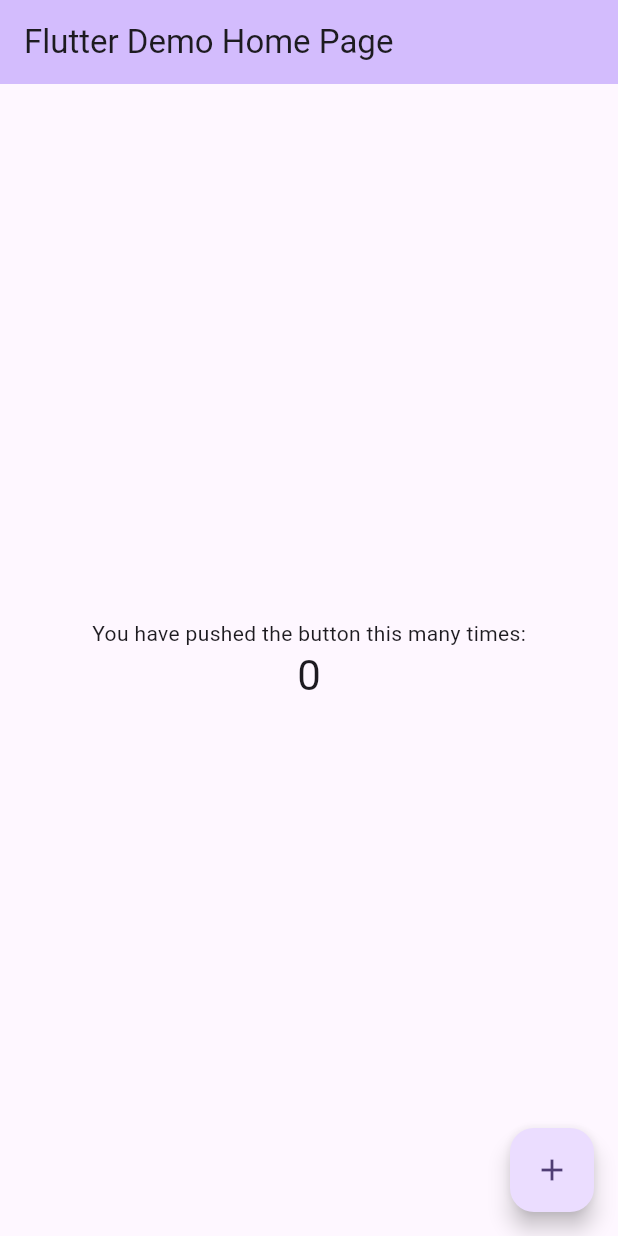
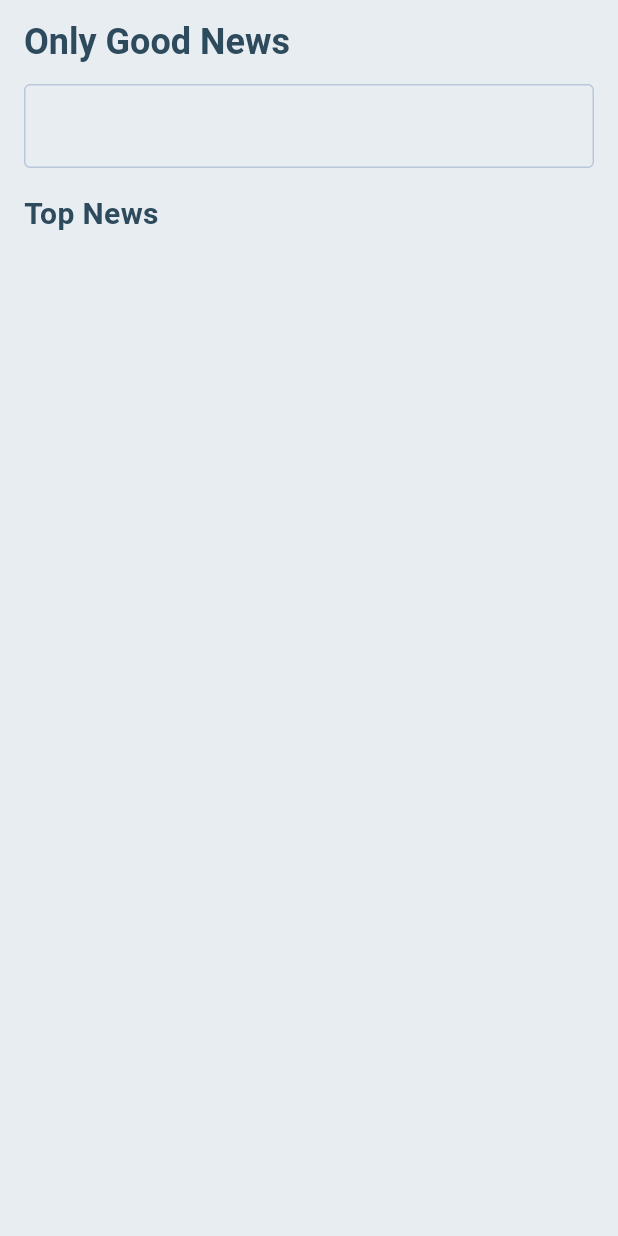
Before and after one commit to amostori/only_good_news, a Flutter app: the screen it shows after launch, on a phone screen of 412 x 824 dp. Run offline on Flutter 3.47's test engine with Material 2 defaults, Android fonts, the phone set to English and light mode, and no system bars.

Commit message:
palette done. start building homePage

```diff
--- /dev/null
+++ b/lib/core/constants/palette.dart
@@ -0,0 +1,9 @@
+import 'package:flutter/material.dart';
+
+class Palette {
+  static const Color background = Color(0xffE8EDF2);
+  static const Color lightGrey = Color(0xffB8C7D9);
+  static const Color navyBlue = Color(0xff0A1016);
+  static const Color grey = Color(0xff9EACC0);
+  static const Color deepBlue = Color(0xff2E4B5D);
+}
--- /dev/null
+++ b/lib/features/show_news/presentation/pages/home_page.dart
@@ -0,0 +1,51 @@
+import 'package:flutter/material.dart';
+import 'package:only_good_news/core/constants/palette.dart';
+
+class HomePage extends StatelessWidget {
+  const HomePage({Key? key}) : super(key: key);
+
+  @override
+  Widget build(BuildContext context) {
+    return Scaffold(
+      backgroundColor: Palette.background,
+      appBar: AppBar(
+        backgroundColor: Palette.background,
+        title: const Text(
+          'Only Good News',
+          style: TextStyle(
+              fontSize: 24,
+              fontWeight: FontWeight.bold,
+              color: Palette.deepBlue),
+        ),
+      ),
+      body: const Padding(
+        padding: EdgeInsets.symmetric(horizontal: 16.0),
+        child: Column(
+          mainAxisSize: MainAxisSize.max,
+          crossAxisAlignment: CrossAxisAlignment.start,
+          children: [
+            TextField(
+              cursorColor: Palette.deepBlue,
+              decoration: InputDecoration(
+                  enabledBorder: OutlineInputBorder(
+                    borderSide: BorderSide(width: 1, color: Palette.lightGrey),
+                  ),
+                  focusedBorder: OutlineInputBorder(
+                      borderSide:
+                          BorderSide(width: 2, color: Palette.deepBlue))),
+            ),
+            SizedBox(height: 16),
+            Text(
+              'Top News',
+              style: TextStyle(
+                fontWeight: FontWeight.bold,
+                color: Palette.deepBlue,
+                fontSize: 20,
+              ),
+            ),
+          ],
+        ),
+      ),
+    );
+  }
+}
--- a/lib/main.dart
+++ b/lib/main.dart
@@ -1,4 +1,6 @@
 import 'package:flutter/material.dart';
+
+import 'features/show_news/presentation/pages/home_page.dart';
 
 void main() {
   runApp(const MyApp());
@@ -31,95 +33,7 @@ class MyApp extends StatelessWidget {
         colorScheme: ColorScheme.fromSeed(seedColor: Colors.deepPurple),
         useMaterial3: true,
       ),
-      home: const MyHomePage(title: 'Flutter Demo Home Page'),
+      home: const HomePage(),
     );
   }
 }
-
-class MyHomePage extends StatefulWidget {
-  const MyHomePage({super.key, required this.title});
-
-  // This widget is the home page of your application. It is stateful, meaning
-  // that it has a State object (defined below) that contains fields that affect
-  // how it looks.
-
-  // This class is the configuration for the state. It holds the values (in this
-  // case the title) provided by the parent (in this case the App widget) and
-  // used by the build method of the State. Fields in a Widget subclass are
-  // always marked "final".
-
-  final String title;
-
-  @override
-  State<MyHomePage> createState() => _MyHomePageState();
-}
-
-class _MyHomePageState extends State<MyHomePage> {
-  int _counter = 0;
-
-  void _incrementCounter() {
-    setState(() {
-      // This call to setState tells the Flutter framework that something has
-      // changed in this State, which causes it to rerun the build method below
-      // so that the display can reflect the updated values. If we changed
-      // _counter without calling setState(), then the build method would not be
-      // called again, and so nothing would appear to happen.
-      _counter++;
-    });
-  }
-
-  @override
-  Widget build(BuildContext context) {
-    // This method is rerun every time setState is called, for instance as done
-    // by the _incrementCounter method above.
-    //
-    // The Flutter framework has been optimized to make rerunning build methods
-    // fast, so that you can just rebuild anything that needs updating rather
-    // than having to individually change instances of widgets.
-    return Scaffold(
-      appBar: AppBar(
-        // TRY THIS: Try changing the color here to a specific color (to
-        // Colors.amber, perhaps?) and trigger a hot reload to see the AppBar
-        // change color while the other colors stay the same.
-        backgroundColor: Theme.of(context).colorScheme.inversePrimary,
-        // Here we take the value from the MyHomePage object that was created by
-        // the App.build method, and use it to set our appbar title.
-        title: Text(widget.title),
-      ),
-      body: Center(
-        // Center is a layout widget. It takes a single child and positions it
-        // in the middle of the parent.
-        child: Column(
-          // Column is also a layout widget. It takes a list of children and
-          // arranges them vertically. By default, it sizes itself to fit its
-          // children horizontally, and tries to be as tall as its parent.
-          //
-          // Column has various properties to control how it sizes itself and
-          // how it positions its children. Here we use mainAxisAlignment to
-          // center the children vertically; the main axis here is the vertical
-          // axis because Columns are vertical (the cross axis would be
-          // horizontal).
-          //
-          // TRY THIS: Invoke "debug painting" (choose the "Toggle Debug Paint"
-          // action in the IDE, or press "p" in the console), to see the
-          // wireframe for each widget.
-          mainAxisAlignment: MainAxisAlignment.center,
-          children: <Widget>[
-            const Text(
-              'You have pushed the button this many times:',
-            ),
-            Text(
-              '$_counter',
-              style: Theme.of(context).textTheme.headlineMedium,
-            ),
-          ],
-        ),
-      ),
-      floatingActionButton: FloatingActionButton(
-        onPressed: _incrementCounter,
-        tooltip: 'Increment',
-        child: const Icon(Icons.add),
-      ), // This trailing comma makes auto-formatting nicer for build methods.
-    );
-  }
-}
```
